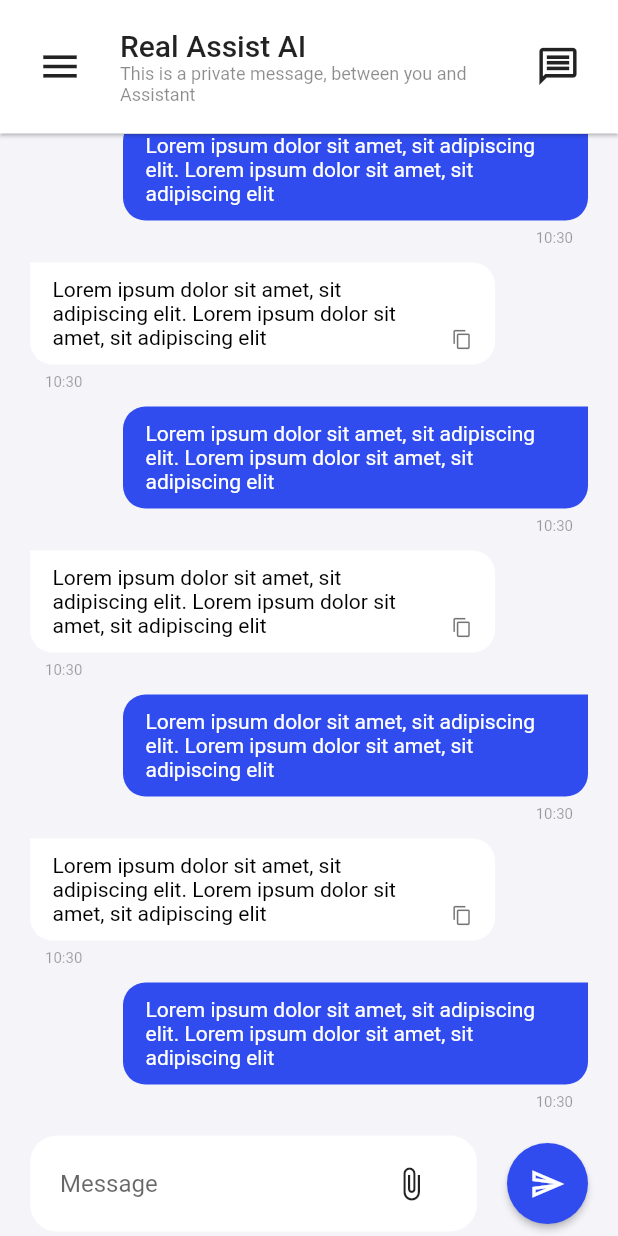
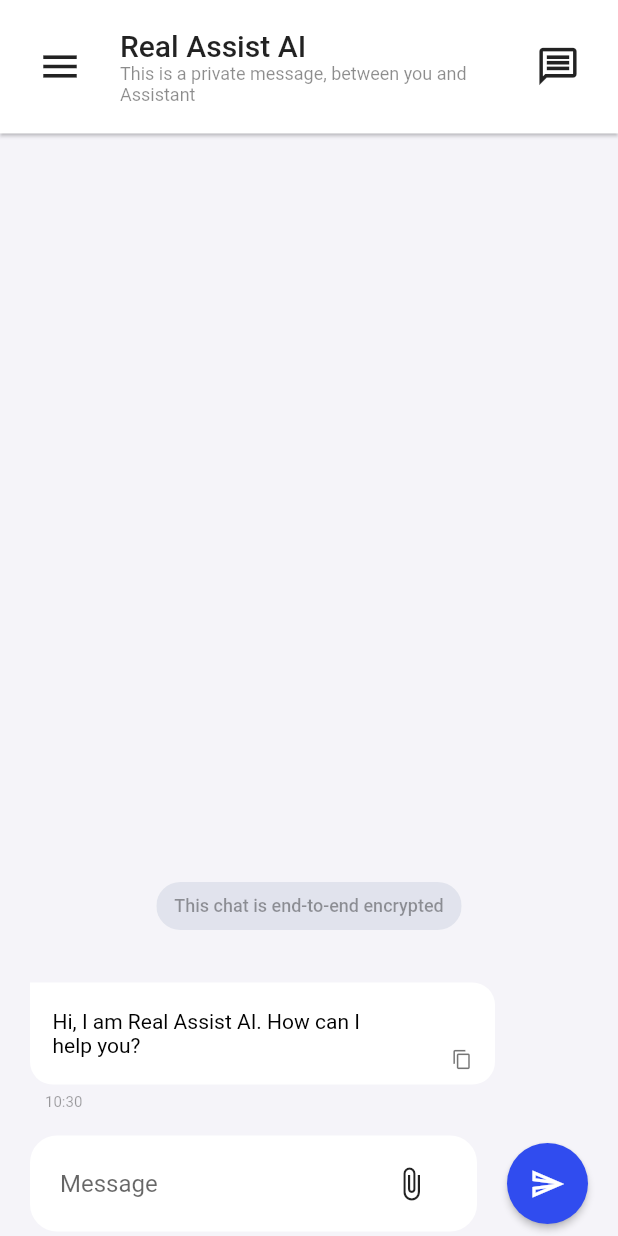
Before and after one commit to DanhTran0312/real_assist_ai, a Flutter app: the screen it shows after launch, after a tap on the "send" icon, on a phone screen of 412 x 824 dp. Run offline on Flutter 3.47's test engine with Material 2 defaults, Android fonts, the phone set to English and light mode, and no system bars; our stand-ins replace bloc, equatable, flutter_bloc; missing offline and left inert: openai_client.

Commit message:
added openai API and integrate it into the chat app

```diff
--- a/lib/app/view/app.dart
+++ b/lib/app/view/app.dart
@@ -1,9 +1,20 @@
 import 'package:flutter/material.dart';
+import 'package:flutter_bloc/flutter_bloc.dart';
 import 'package:real_assist_ai/chat/chat.dart';
+import 'package:real_assist_ai/chat/cubit/chat_cubit.dart';
+import 'package:real_assist_ai/chat/cubit/chat_list_cubit.dart';
 import 'package:real_assist_ai/conversation/view/conversation_page.dart';
 
 class App extends StatelessWidget {
-  const App({super.key});
+  const App({
+    required ChatCubit chatCubit,
+    required ChatListCubit chatListCubit,
+  })  : _chatCubit = chatCubit,
+        _chatListCubit = chatListCubit,
+        super(key: const Key('App'));
+
+  final ChatCubit _chatCubit;
+  final ChatListCubit _chatListCubit;
 
   @override
   Widget build(BuildContext context) {
@@ -15,7 +26,17 @@ class App extends StatelessWidget {
         ),
       ),
       debugShowCheckedModeBanner: false,
-      home: const _ResponsiveWidget(),
+      home: MultiBlocProvider(
+        providers: [
+          BlocProvider(
+            create: (context) => _chatCubit,
+          ),
+          BlocProvider(
+            create: (context) => _chatListCubit,
+          ),
+        ],
+        child: const _ResponsiveWidget(),
+      ),
     );
   }
 }
--- /dev/null
+++ b/lib/chat/cubit/chat_cubit.dart
@@ -0,0 +1,50 @@
+import 'package:bloc/bloc.dart';
+import 'package:equatable/equatable.dart';
+import 'package:flutter/material.dart';
+import 'package:real_assist_ai/chat/cubit/chat_list_cubit.dart';
+import 'package:real_assist_ai/chat/data/models/message.dart';
+import 'package:real_assist_ai/chat/data/repositories/chat_repository.dart';
+
+part 'chat_state.dart';
+
+class ChatCubit extends Cubit<ChatState> {
+  ChatCubit({
+    required ChatRepository chatRepository,
+    required ChatListCubit chatListCubit,
+  })  : _chatRepository = chatRepository,
+        _chatListCubit = chatListCubit,
+        super(ChatInitial()) {
+    _chatListCubit.addMessage(state.responseMessage);
+  }
+
+  final ChatRepository _chatRepository;
+  final ChatListCubit _chatListCubit;
+  final TextEditingController textEditingController = TextEditingController();
+
+  Future<void> getResponse() async {
+    emit(ChatLoading(responseMessage: state.responseMessage));
+    try {
+      final prompt = textEditingController.text;
+      textEditingController.clear();
+      if (prompt.isEmpty) {
+        emit(ChatLoaded(responseMessage: state.responseMessage));
+        return;
+      }
+      _chatListCubit.addMessage(
+        Message(
+          message: prompt,
+          timeSent: DateTime.now().microsecondsSinceEpoch,
+          senderId: 'user',
+          receiverId: 'bot',
+        ),
+      );
+      final responseMessage = await _chatRepository.getResponseAsMessage(
+        prompt,
+      );
+      emit(ChatLoaded(responseMessage: responseMessage));
+      _chatListCubit.addMessage(responseMessage);
+    } catch (e) {
+      emit(ChatError(responseMessage: state.responseMessage));
+    }
+  }
+}
--- /dev/null
+++ b/lib/chat/cubit/chat_list_cubit.dart
@@ -0,0 +1,13 @@
+import 'package:bloc/bloc.dart';
+import 'package:equatable/equatable.dart';
+import 'package:real_assist_ai/chat/data/models/models.dart';
+
+part 'chat_list_state.dart';
+
+class ChatListCubit extends Cubit<ChatListState> {
+  ChatListCubit() : super(ChatListInitial());
+
+  void addMessage(Message message) {
+    emit(ChatListLoaded(messages: [...state.messages, message]));
+  }
+}
--- /dev/null
+++ b/lib/chat/cubit/chat_list_state.dart
@@ -0,0 +1,31 @@
+part of 'chat_list_cubit.dart';
+
+abstract class ChatListState extends Equatable {
+  const ChatListState({required this.messages});
+
+  final List<Message> messages;
+
+  @override
+  List<Object> get props => [];
+}
+
+class ChatListInitial extends ChatListState {
+  ChatListInitial() : super(messages: []);
+
+  @override
+  List<Object> get props => [];
+}
+
+class ChatListLoading extends ChatListState {
+  const ChatListLoading({required super.messages});
+
+  @override
+  List<Object> get props => [messages];
+}
+
+class ChatListLoaded extends ChatListState {
+  const ChatListLoaded({required super.messages});
+
+  @override
+  List<Object> get props => [messages];
+}
--- /dev/null
+++ b/lib/chat/cubit/chat_state.dart
@@ -0,0 +1,38 @@
+part of 'chat_cubit.dart';
+
+abstract class ChatState extends Equatable {
+  const ChatState({required this.responseMessage});
+
+  final Message responseMessage;
+
+  @override
+  List<Object> get props => [responseMessage];
+}
+
+class ChatInitial extends ChatState {
+  ChatInitial() : super(responseMessage: Message.defaultResponse());
+
+  @override
+  List<Object> get props => [responseMessage];
+}
+
+class ChatLoading extends ChatState {
+  const ChatLoading({required super.responseMessage});
+
+  @override
+  List<Object> get props => [responseMessage];
+}
+
+class ChatLoaded extends ChatState {
+  const ChatLoaded({required super.responseMessage});
+
+  @override
+  List<Object> get props => [responseMessage];
+}
+
+class ChatError extends ChatState {
+  const ChatError({required super.responseMessage});
+
+  @override
+  List<Object> get props => [responseMessage];
+}
--- /dev/null
+++ b/lib/chat/data/models/completetion_response.dart
@@ -0,0 +1,24 @@
+import 'package:json_annotation/json_annotation.dart';
+
+part 'completetion_response.g.dart';
+
+@JsonSerializable()
+class CompletetionResponse {
+  CompletetionResponse({
+    required this.id,
+    required this.object,
+    required this.created,
+    required this.model,
+    required this.choices,
+    required this.usage,
+  });
+  factory CompletetionResponse.fromJson(Map<String, dynamic> json) =>
+      _$CompletetionResponseFromJson(json);
+
+  final String id;
+  final String object;
+  final int created;
+  final String model;
+  final List<Map<String, dynamic>> choices;
+  final Map<String, int> usage;
+}
--- a/lib/chat/data/models/message.dart
+++ b/lib/chat/data/models/message.dart
@@ -47,6 +47,16 @@ class Message extends Equatable {
     );
   }
 
+  // ignore: prefer_constructors_over_static_methods
+  static Message defaultResponse() {
+    return Message(
+      message: 'Hi, I am Real Assist AI. How can I help you?',
+      timeSent: DateTime.now().millisecondsSinceEpoch,
+      senderId: 'bot',
+      receiverId: 'user',
+    );
+  }
+
   @override
   List<Object?> get props => [
         message,
--- /dev/null
+++ b/lib/chat/data/repositories/chat_repository.dart
@@ -0,0 +1,29 @@
+import 'package:openai_client/openai_client.dart';
+import 'package:real_assist_ai/chat/data/models/message.dart';
+
+class ChatRepository {
+  ChatRepository({
+    required OpenAIClient openAIClient,
+  }) : _openAIClient = openAIClient;
+
+  final OpenAIClient _openAIClient;
+
+  Future<Message> getResponseAsMessage(String prompt) async {
+    final response = await _openAIClient.completions
+        .create(
+          model: 'text-davinci-003',
+          prompt: prompt,
+          maxTokens: 200,
+        )
+        .data;
+
+    final message = response.choices.first.text.replaceAll('\n\n', '');
+    print('message: $message');
+    return Message(
+      message: message,
+      timeSent: response.created,
+      senderId: 'bot',
+      receiverId: 'user',
+    );
+  }
+}
--- a/lib/chat/widgets/chat_body.dart
+++ b/lib/chat/widgets/chat_body.dart
@@ -1,5 +1,8 @@
 import 'package:flutter/material.dart';
+import 'package:flutter_bloc/flutter_bloc.dart';
 import 'package:real_assist_ai/chat/chat.dart';
+import 'package:real_assist_ai/chat/cubit/chat_cubit.dart';
+import 'package:real_assist_ai/chat/cubit/chat_list_cubit.dart';
 import 'package:real_assist_ai/chat/data/models/message.dart';
 import 'package:real_assist_ai/chat/widgets/privacy_chip.dart';
 
@@ -14,29 +17,30 @@ class ChatBody extends StatelessWidget {
 
   @override
   Widget build(BuildContext context) {
-    final message = Message(
-      message:
-          'Lorem ipsum dolor sit amet, sit adipiscing elit. Lorem ipsum dolor sit amet, sit adipiscing elit',
-      timeSent: DateTime.now().millisecondsSinceEpoch,
-      senderId: 'Danh',
-      receiverId: 'AI',
-    );
     return SafeArea(
       child: ConstrainedBox(
         constraints: const BoxConstraints.expand(),
         child: Stack(
           children: [
-            CustomScrollView(
+            BlocBuilder<ChatListCubit, ChatListState>(
+              builder: (context, state) {
+                if (state is ChatListLoaded) {
+                  return CustomScrollView(
                     reverse: true,
                     slivers: [
                       const SliverPadding(
                         padding: EdgeInsets.only(top: 25, bottom: 25),
                       ),
-                _ChatList(message: message),
+                      _ChatList(messages: state.messages.reversed.toList()),
                       const SliverToBoxAdapter(
                         child: PrivacyChip(),
                       ),
                     ],
+                  );
+                } else {
+                  return const SizedBox.shrink();
+                }
+              },
             ),
             const _CustomTextField(),
           ],
@@ -48,11 +52,10 @@ class ChatBody extends StatelessWidget {
 
 class _ChatList extends StatelessWidget {
   const _ChatList({
-    required this.message,
+    required this.messages,
   });
 
-  final Message message;
-
+  final List<Message> messages;
   @override
   Widget build(BuildContext context) {
     return SliverPadding(
@@ -64,11 +67,11 @@ class _ChatList extends StatelessWidget {
         delegate: SliverChildBuilderDelegate(
           (context, index) {
             return ChatMessage(
-              message: message,
-              isMe: index.isEven,
+              message: messages[index],
+              isMe: messages[index].senderId == 'user',
             );
           },
-          childCount: 10,
+          childCount: messages.length,
         ),
       ),
     );
@@ -103,9 +106,11 @@ class _CustomTextField extends StatelessWidget {
                 ),
                 child: Row(
                   children: [
-                    const Expanded(
+                    Expanded(
                       child: TextField(
-                        decoration: InputDecoration(
+                        controller:
+                            context.read<ChatCubit>().textEditingController,
+                        decoration: const InputDecoration(
                           hintText: 'Message',
                           border: InputBorder.none,
                         ),
@@ -121,7 +126,9 @@ class _CustomTextField extends StatelessWidget {
             ),
             const SizedBox(width: 20),
             ElevatedButton(
-              onPressed: () {},
+              onPressed: () {
+                context.read<ChatCubit>().getResponse();
+              },
               style: ElevatedButton.styleFrom(
                 backgroundColor: const Color(0xff304cef),
                 shape: const CircleBorder(),
--- a/lib/chat/widgets/chat_message.dart
+++ b/lib/chat/widgets/chat_message.dart
@@ -21,6 +21,7 @@ class ChatMessage extends StatelessWidget {
         child: Row(
           mainAxisAlignment:
               isMe ? MainAxisAlignment.end : MainAxisAlignment.start,
+          mainAxisSize: MainAxisSize.min,
           children: [
             Column(
               crossAxisAlignment:
@@ -43,6 +44,7 @@ class ChatMessage extends StatelessWidget {
                       bottomLeft: const Radius.circular(15),
                     ),
                   ),
+                  child: IntrinsicWidth(
                     child: Row(
                       mainAxisAlignment: MainAxisAlignment.spaceBetween,
                       children: [
@@ -71,6 +73,7 @@ class ChatMessage extends StatelessWidget {
                       ],
                     ),
                   ),
+                ),
                 Padding(
                   padding: const EdgeInsets.symmetric(
                     horizontal: 10,
--- a/lib/main.dart
+++ b/lib/main.dart
@@ -1,6 +1,36 @@
 import 'package:flutter/material.dart';
+import 'package:openai_client/openai_client.dart';
 import 'package:real_assist_ai/app/app.dart';
+import 'package:real_assist_ai/chat/cubit/chat_cubit.dart';
+import 'package:real_assist_ai/chat/cubit/chat_list_cubit.dart';
+import 'package:real_assist_ai/chat/data/repositories/chat_repository.dart';
 
 void main() {
-  runApp(const App());
+  // Create the configuration
+  const conf = OpenAIConfiguration(
+    apiKey: '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',
+  );
+
+// Create a new client
+  final openAIClient = OpenAIClient(
+    configuration: conf,
+    enableLogging: true,
+  );
+
+  final chatRepository = ChatRepository(
+    openAIClient: openAIClient,
+  );
+
+  final chatListCubit = ChatListCubit();
+
+  final chatCubit = ChatCubit(
+    chatRepository: chatRepository,
+    chatListCubit: chatListCubit,
+  );
+  runApp(
+    App(
+      chatCubit: chatCubit,
+      chatListCubit: chatListCubit,
+    ),
+  );
 }
--- a/pubspec.yaml
+++ b/pubspec.yaml
@@ -17,6 +17,7 @@ dependencies:
     sdk: flutter
   json_annotation: ^4.8.0
   json_serializable: ^6.6.1
+  openai_client: ^0.0.5
 
 dev_dependencies:
   build_runner: ^2.3.3
```
Also changed, not shown: lib/chat/data/models/completetion_response.g.dart (added), pubspec.lock. Lines whose indentation alone changed are shown as unchanged.
